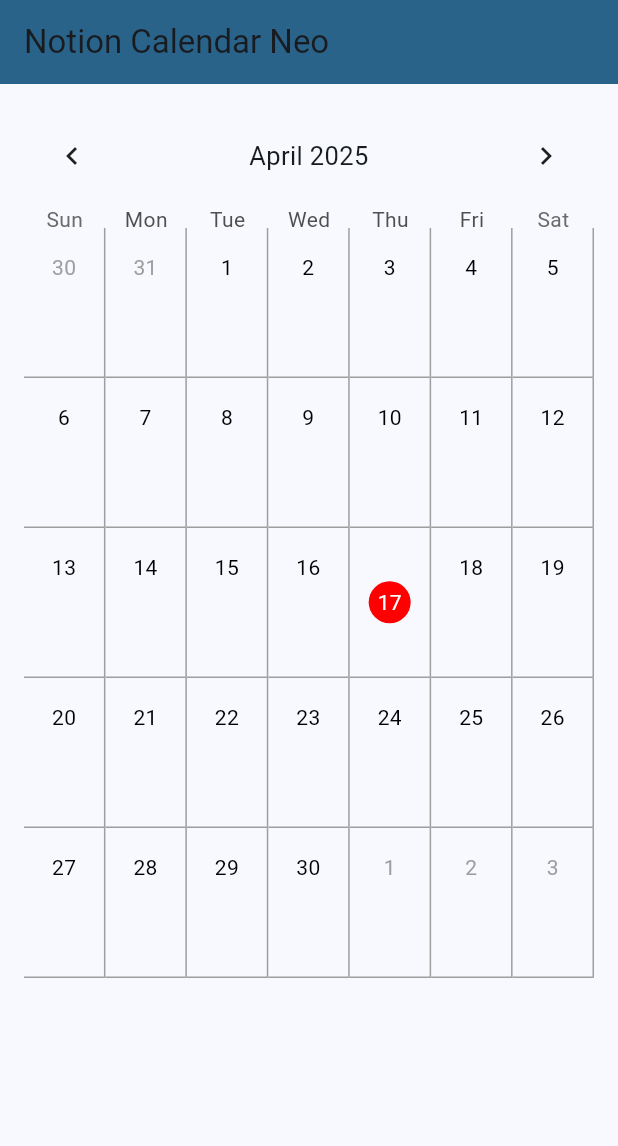
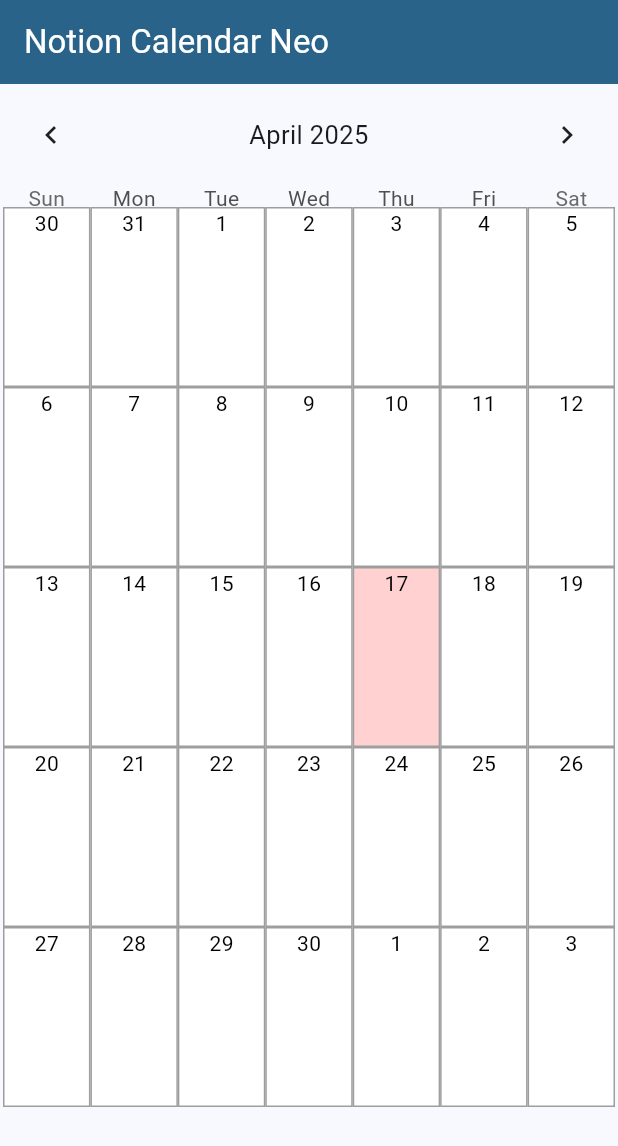
Before and after one commit to Kent0011/NotionCalendarNeo, a Flutter app: the screen it shows after launch, on a phone screen of 412 x 824 dp. Shown: the top 1146 px of the screen. Run offline on Flutter 3.47's test engine with Material 3 defaults, Android fonts, the phone set to English and light mode, and no system bars; drawn by our look-alikes of table_calendar.

Commit message:
カレンダーの見た目を作成

```diff
--- a/lib/main.dart
+++ b/lib/main.dart
@@ -1,6 +1,5 @@
 import 'package:flutter/material.dart';
-import 'package:table_calendar/table_calendar.dart';
-import 'widgets/calendar_day_widget.dart';
+import 'widgets/calendar_widget.dart';
 
 void main() {
   runApp(const MyApp());
@@ -37,112 +36,26 @@
   Widget build(BuildContext context) {
     return Scaffold(
       appBar: AppBar(
-        title: const Text('Notion Calendar Neo'),
+        title: const Text(
+          'Notion Calendar Neo',
+          style: TextStyle(color: Colors.white),
+        ),
         backgroundColor: Theme.of(context).colorScheme.primary,
       ),
       body: Padding(
-        padding: const EdgeInsets.all(16.0),
+        padding: const EdgeInsets.all(2.0),
         child: Column(
           children: [
             Expanded(
-              child: TableCalendar(
-                calendarBuilders: CalendarBuilders(
-                  defaultBuilder: (context, date, events) {
-                    return CalendarDayWidget(
-                      date: date,
-                      isCurrentMonth: date.month == _focusedDay.month,
-                      isToday: isSameDay(date, DateTime.now()),
-                      isSelected: isSameDay(date, _selectedDay),
-                    );
-                  },
-                  outsideBuilder: (context, date, events) {
-                    return CalendarDayWidget(
-                      date: date,
-                      isCurrentMonth: false,
-                      isToday: isSameDay(date, DateTime.now()),
-                      isSelected: isSameDay(date, _selectedDay),
-                    );
-                  },
-                  selectedBuilder: (context, date, events) {
-                    return Container(
-                      decoration: BoxDecoration(
-                        border: Border(
-                          bottom: BorderSide(color: Colors.grey),
-                          right: BorderSide(color: Colors.grey),
-                        ),
-                      ),
-                      child: Center(
-                        child: Container(
-                          width: 28,
-                          height: 28,
-                          decoration: BoxDecoration(
-                            color: const Color.fromARGB(255, 47, 193, 255),
-                            shape: BoxShape.circle,
-                          ),
-                          child: Center(
-                            child: Text(
-                              '${date.day}',
-                              style: TextStyle(color: Colors.white),
-                            ),
-                          ),
-                        ),
-                      ),
-                    );
-                  },
-                  todayBuilder: (context, date, events) {
-                    return Container(
-                      decoration: BoxDecoration(
-                        border: Border(
-                          bottom: BorderSide(color: Colors.grey),
-                          right: BorderSide(color: Colors.grey),
-                        ),
-                      ),
-                      child: Center(
-                        child: Container(
-                          width: 28,
-                          height: 28,
-                          decoration: BoxDecoration(
-                            color: const Color.fromARGB(255, 255, 0, 0),
-                            shape: BoxShape.circle,
-                          ),
-                          child: Center(
-                            child: Text(
-                              '${date.day}',
-                              style: TextStyle(color: Colors.white),
-                            ),
-                          ),
-                        ),
-                      ),
-                    );
-                  },
-                ),
-                firstDay: DateTime.utc(2000, 1, 1),
-                lastDay: DateTime.utc(2100, 12, 31),
+              child: CalendarWidget(
                 focusedDay: _focusedDay,
-                selectedDayPredicate: (day) => isSameDay(_selectedDay, day),
+                selectedDay: _selectedDay,
                 onDaySelected: (selectedDay, focusedDay) {
                   setState(() {
                     _selectedDay = selectedDay;
                     _focusedDay = focusedDay;
                   });
                 },
-                calendarStyle: CalendarStyle(
-                  selectedDecoration: BoxDecoration(
-                    color: const Color.fromARGB(255, 47, 193, 255),
-                    shape: BoxShape.circle,
-                  ),
-                  todayDecoration: BoxDecoration(
-                    color: const Color.fromARGB(255, 255, 0, 0),
-                    shape: BoxShape.circle,
-                  ),
-                  cellMargin: const EdgeInsets.symmetric(vertical: 4.0),
-                  cellPadding: const EdgeInsets.symmetric(vertical: 8.0),
-                ),
-                headerStyle: HeaderStyle(
-                  formatButtonVisible: false,
-                  titleCentered: true,
-                ),
-                rowHeight: 100.0,
               ),
             ),
           ],
--- a/lib/widgets/calendar_day_widget.dart
+++ b/lib/widgets/calendar_day_widget.dart
@@ -19,37 +19,21 @@
     return Container(
       decoration: BoxDecoration(
         border: Border(
+          top: BorderSide(color: Colors.grey),
           bottom: BorderSide(color: Colors.grey),
           right: BorderSide(color: Colors.grey),
+          left: BorderSide(color: Colors.grey),
         ),
+        color:
+            isSelected
+                ? const Color.fromARGB(255, 181, 221, 255)
+                : isToday
+                    ? const Color.fromARGB(255, 255, 209, 209)
+                    : Colors.white,
       ),
       child: Align(
         alignment: Alignment.topCenter,
-        child: AspectRatio(
-          aspectRatio: 1.0,
-          child: Container(
-            decoration: BoxDecoration(
-              color: isSelected
-                  ? const Color.fromARGB(255, 47, 193, 255)
-                  : isToday
-                      ? const Color.fromARGB(255, 255, 0, 0)
-                      : null,
-              shape: BoxShape.rectangle,
-            ),
-            child: Center(
-              child: Text(
-                '${date.day}',
-                style: TextStyle(
-                  color: isSelected || isToday
-                      ? Colors.white
-                      : isCurrentMonth
-                          ? Colors.black
-                          : Colors.grey,
-                ),
-              ),
-            ),
-          ),
-        ),
+        child: Text('${date.day}', style: TextStyle(color: Colors.black)),
       ),
     );
   }
--- /dev/null
+++ b/lib/widgets/calendar_widget.dart
@@ -0,0 +1,70 @@
+import 'package:flutter/material.dart';
+import 'package:table_calendar/table_calendar.dart';
+import 'calendar_day_widget.dart';
+
+class CalendarWidget extends StatelessWidget {
+  final DateTime focusedDay;
+  final DateTime? selectedDay;
+  final Function(DateTime, DateTime) onDaySelected;
+
+  const CalendarWidget({
+    super.key,
+    required this.focusedDay,
+    required this.selectedDay,
+    required this.onDaySelected,
+  });
+
+  @override
+  Widget build(BuildContext context) {
+    return TableCalendar(
+      calendarBuilders: CalendarBuilders(
+        defaultBuilder: (context, date, events) {
+          return CalendarDayWidget(
+            date: date,
+            isCurrentMonth: date.month == focusedDay.month,
+            isToday: isSameDay(date, DateTime.now()),
+            isSelected: isSameDay(date, selectedDay),
+          );
+        },
+        outsideBuilder: (context, date, events) {
+          return CalendarDayWidget(
+            date: date,
+            isCurrentMonth: false,
+            isToday: isSameDay(date, DateTime.now()),
+            isSelected: isSameDay(date, selectedDay),
+          );
+        },
+        selectedBuilder: (context, date, events) {
+          return CalendarDayWidget(
+            date: date,
+            isCurrentMonth: date.month == focusedDay.month,
+            isToday: isSameDay(date, DateTime.now()),
+            isSelected: isSameDay(date, selectedDay),
+          );
+        },
+        todayBuilder: (context, date, events) {
+          return CalendarDayWidget(
+            date: date,
+            isCurrentMonth: date.month == focusedDay.month,
+            isToday: isSameDay(date, DateTime.now()),
+            isSelected: isSameDay(date, selectedDay),
+          );
+        },
+      ),
+      firstDay: DateTime.utc(2000, 1, 1),
+      lastDay: DateTime.utc(2100, 12, 31),
+      focusedDay: focusedDay,
+      selectedDayPredicate: (day) => isSameDay(selectedDay, day),
+      onDaySelected: onDaySelected,
+      calendarStyle: CalendarStyle(
+        cellMargin: const EdgeInsets.symmetric(vertical: 4.0),
+        cellPadding: const EdgeInsets.symmetric(vertical: 8.0),
+      ),
+      headerStyle: HeaderStyle(
+        formatButtonVisible: false,
+        titleCentered: true,
+      ),
+      rowHeight: 120.0,
+    );
+  }
+}
```
